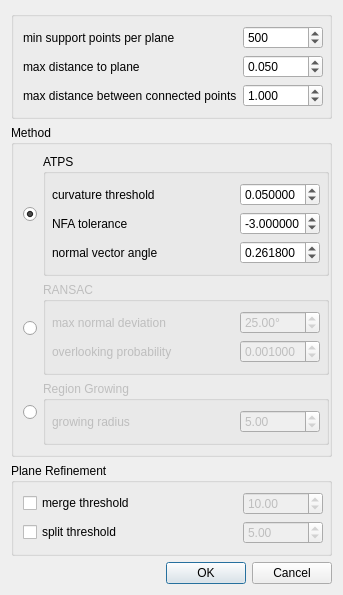
CloudCompare/CloudCompare, file qCC/ui_templates/bdrPlaneSegDlg.ui: the form before one commit.
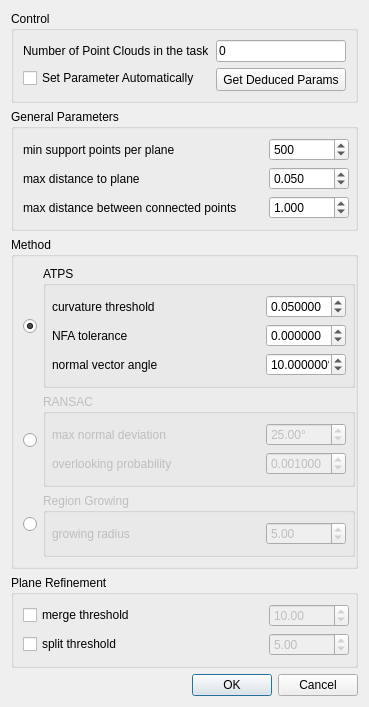
The form after the commit.

Commit message: plane segm

Patch:
```diff
--- a/qCC/ui_templates/bdrPlaneSegDlg.ui
+++ b/qCC/ui_templates/bdrPlaneSegDlg.ui
@@ -6,8 +6,8 @@
    <rect>
     <x>0</x>
     <y>0</y>
-    <width>317</width>
-    <height>512</height>
+    <width>322</width>
+    <height>613</height>
    </rect>
   </property>
   <property name="windowTitle">
@@ -15,12 +15,58 @@
   </property>
   <layout class="QVBoxLayout" name="verticalLayout">
    <item>
-    <widget class="QGroupBox" name="groupBox">
+    <widget class="QGroupBox" name="controlGroupBox">
+     <property name="title">
+      <string>Control</string>
+     </property>
+     <layout class="QFormLayout" name="formLayout">
+      <item row="0" column="0">
+       <widget class="QLabel" name="label_7">
+        <property name="text">
+         <string>Number of Point Clouds in the task</string>
+        </property>
+       </widget>
+      </item>
+      <item row="0" column="1">
+       <widget class="QLineEdit" name="pcNumberLineEdit">
+        <property name="text">
+         <string>0</string>
+        </property>
+        <property name="readOnly">
+         <bool>true</bool>
+        </property>
+       </widget>
+      </item>
+      <item row="1" column="0">
+       <widget class="QCheckBox" name="autoParaCheckBox">
+        <property name="text">
+         <string>Set Parameter Automatically</string>
+        </property>
+       </widget>
+      </item>
+      <item row="1" column="1">
+       <widget class="QToolButton" name="autoParaToolButton">
+        <property name="minimumSize">
+         <size>
+          <width>0</width>
+          <height>23</height>
+         </size>
+        </property>
+        <property name="text">
+         <string>Get Deduced Params</string>
+        </property>
+       </widget>
+      </item>
+     </layout>
+    </widget>
+   </item>
+   <item>
+    <widget class="QGroupBox" name="generalGroupBox">
      <property name="autoFillBackground">
       <bool>false</bool>
      </property>
      <property name="title">
-      <string/>
+      <string>General Parameters</string>
      </property>
      <property name="flat">
       <bool>true</bool>
@@ -262,7 +308,7 @@
             <double>1.000000000000000</double>
            </property>
            <property name="value">
-            <double>-3.000000000000000</double>
+            <double>0.000000000000000</double>
            </property>
           </widget>
          </item>
@@ -373,7 +419,10 @@
             </size>
            </property>
            <property name="toolTip">
-            <string>Probability that no better candidate was overlooked during sampling (the lower the better!)</string>
+            <string>the threshold of normal vector angle for hybrid region growing (degree)</string>
+           </property>
+           <property name="suffix">
+            <string>°</string>
            </property>
            <property name="decimals">
             <number>6</number>
@@ -385,7 +434,7 @@
             <double>0.010000000000000</double>
            </property>
            <property name="value">
-            <double>0.261800000000000</double>
+            <double>10.000000000000000</double>
            </property>
           </widget>
          </item>
```
Left out of the diff: 41 changed lines with no effect on the pictures. The commit also changes 8 other files.
